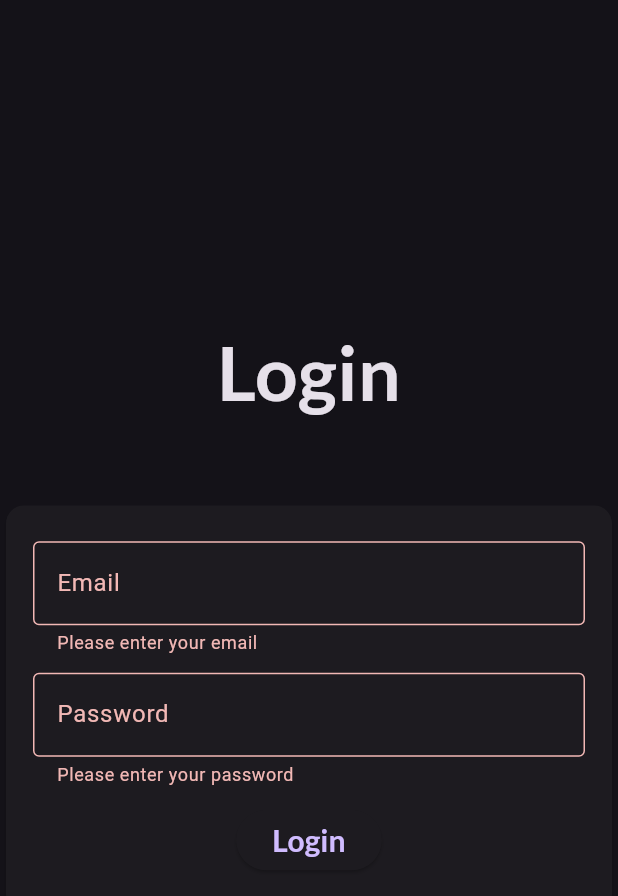
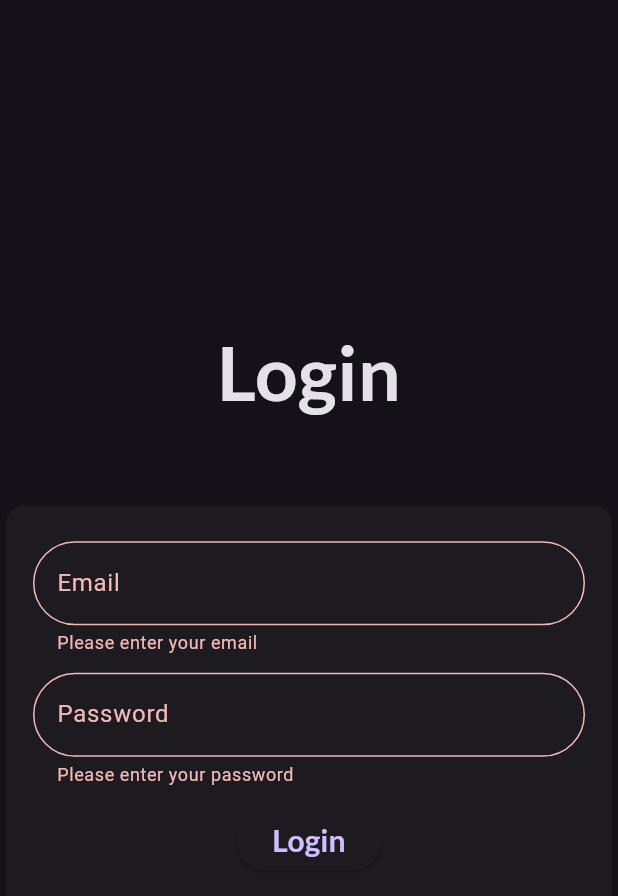
Before and after one commit to ferrykurniawan28/timer, a Flutter app: the screen it shows after launch, after a tap on "Login", on a phone screen of 412 x 824 dp. Shown: the top 896 px of the screen. Run offline on Flutter 3.47's test engine with Material 3 defaults, Android fonts, the phone set to English and light mode, and no system bars; our stand-ins replace audioplayers, firebase_auth, firebase_core, firebase_database, get, google_fonts and 2 more; missing offline and left inert: fullscreen_window; accounts and stored records are empty.

Commit message:
update ui homescreen

```diff
--- a/lib/login.dart
+++ b/lib/login.dart
@@ -1,6 +1,7 @@
 // import 'package:cloud_firestore/cloud_firestore.dart';
 import 'package:firebase_auth/firebase_auth.dart';
 import 'package:flutter/material.dart';
+import 'package:get/get.dart';
 import 'package:google_fonts/google_fonts.dart';
 import 'package:timer/mainscreen.dart';
 
@@ -43,22 +44,27 @@ class _LoginScreenState extends State<LoginScreen> {
           email: _email.text,
           password: _password.text,
         );
-        Navigator.of(context).push(
-          MaterialPageRoute(
-            builder: (context) => MainScreenMobile(
-              role: roles[_email.text].toString(),
-            ),
-          ),
-        );
+        Get.snackbar('Login', 'Success');
+        Get.to(MainScreenMobile(
+          role: roles[_email.text].toString(),
+        ));
+        // Navigator.of(context).push(
+        //   MaterialPageRoute(
+        //     builder: (context) => MainScreenMobile(
+        //       role: roles[_email.text].toString(),
+        //     ),
+        //   ),
+        // );
         // return credential.user;
       } on FirebaseAuthException catch (error) {
-        if (error.code == 'user-not-found') {}
-        ScaffoldMessenger.of(context).clearSnackBars();
-        ScaffoldMessenger.of(context).showSnackBar(
-          SnackBar(
-            content: Text(error.message ?? 'Error: ${error.code}'),
-          ),
-        );
+        // if (error.code == 'user-not-found') {}
+        Get.snackbar('Error', error.toString());
+        // ScaffoldMessenger.of(context).clearSnackBars();
+        // ScaffoldMessenger.of(context).showSnackBar(
+        //   SnackBar(
+        //     content: Text(error.message ?? 'Error: ${error.code}'),
+        //   ),
+        // );
       }
       setState(() {
         isAuthenticating = false;
@@ -116,7 +122,10 @@ class _LoginScreenState extends State<LoginScreen> {
                           },
                           decoration: const InputDecoration(
                             labelText: 'Email',
-                            border: OutlineInputBorder(),
+                            border: OutlineInputBorder(
+                                borderSide: BorderSide(),
+                                borderRadius:
+                                    BorderRadius.all(Radius.circular(30))),
                           ),
                         ),
                         TextFormField(
@@ -130,7 +139,10 @@ class _LoginScreenState extends State<LoginScreen> {
                           },
                           decoration: const InputDecoration(
                             labelText: 'Password',
-                            border: OutlineInputBorder(),
+                            border: OutlineInputBorder(
+                                borderSide: BorderSide(),
+                                borderRadius:
+                                    BorderRadius.all(Radius.circular(30))),
                           ),
                         ),
                         if (isAuthenticating) const CircularProgressIndicator(),
--- a/pubspec.yaml
+++ b/pubspec.yaml
@@ -19,6 +19,7 @@ dependencies:
     sdk: flutter
   flutter_staggered_grid_view: ^0.7.0
   fullscreen_window: ^1.0.4
+  get: ^4.6.6
   google_fonts: ^6.1.0
   html: ^0.15.4
   intl: ^0.18.1
```
Also changed, not shown: lib/column__widget.dart (+18 -9 lines), lib/mainscreen.dart (+13 -10 lines), pubspec.lock, 1 other file.
